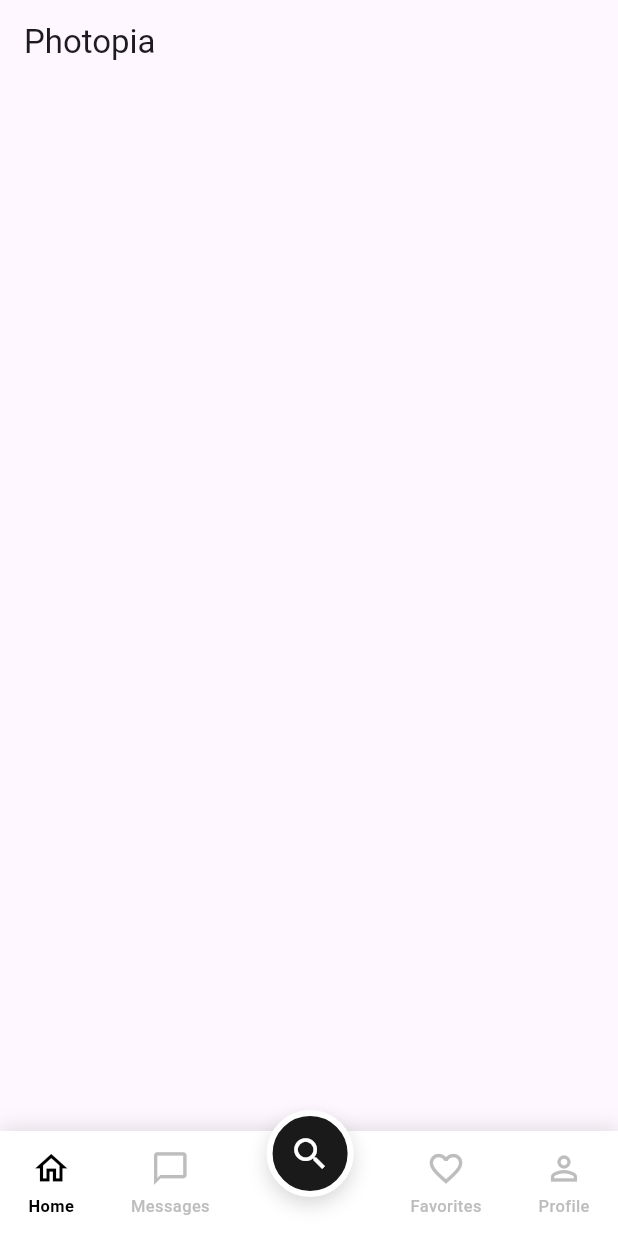
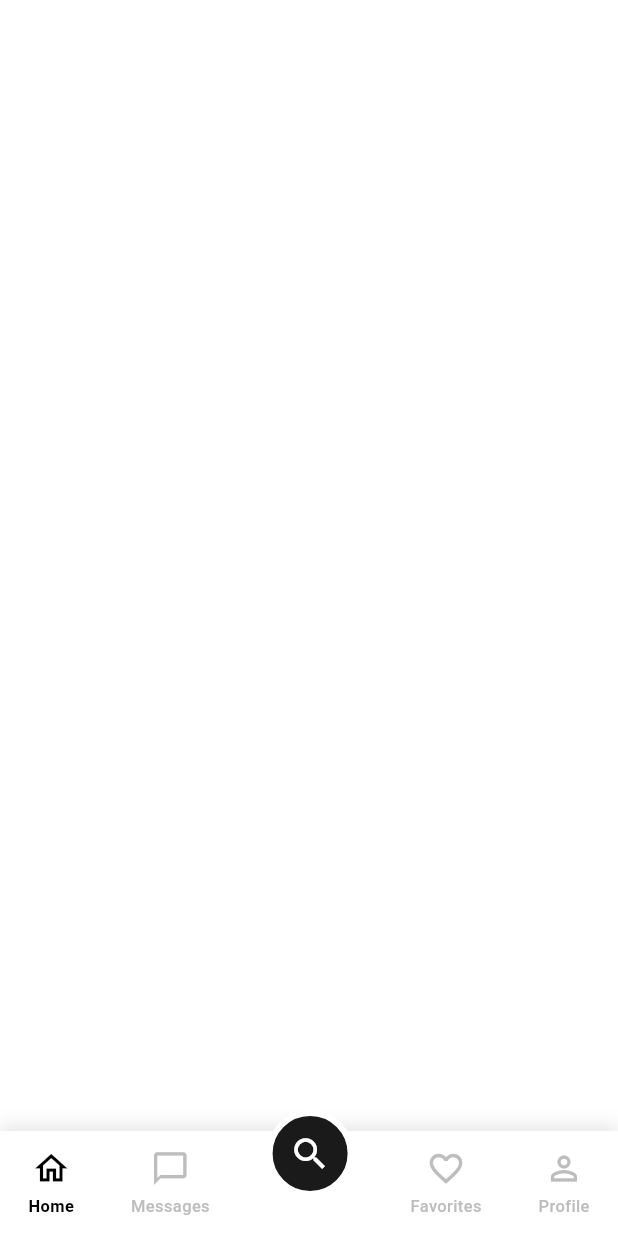
Before and after one commit to nazmul8451/Photopia-MomentMarketplace, a Flutter app: the screen it shows after launch, on a phone screen of 412 x 824 dp. Run offline on Flutter 3.47's test engine with Material 3 defaults, Android fonts, the phone set to English and light mode, and no system bars; our stand-ins replace device_preview, flutter_screenutil.

Commit message:
add bottomNavigation.dart and homepage updated

```diff
--- a/lib/app.dart
+++ b/lib/app.dart
@@ -15,6 +15,7 @@ class Photopia extends StatelessWidget {
       splitScreenMode: true,
       builder: (context, child) {
         return MaterialApp(
+          debugShowCheckedModeBanner: false,
           useInheritedMediaQuery: true,
           // locale: DevicePreview.locale(context),
           // builder: DevicePreview.appBuilder,
--- a/lib/features/client/BottomNavigation.dart
+++ b/lib/features/client/BottomNavigation.dart
@@ -71,13 +71,13 @@ class _BottomNavigationScreenState extends State<BottomNavigationScreen> {
             color: const Color(0xFF1A1A1A),
             shape: BoxShape.circle,
             border: Border.all(color: Colors.white, width: 4),
-            boxShadow: [
-              BoxShadow(
-                color: Colors.black.withOpacity(0.15),
-                blurRadius: 10,
-                offset: const Offset(0, 5),
-              ),
-            ],
+            // boxShadow: [
+            //   BoxShadow(
+            //     color: Colors.black.withOpacity(0.15),
+            //     blurRadius: 10,
+            //     offset: const Offset(0, 5),
+            //   ),
+            // ],
           ),
           child: const Icon(
             Icons.search,
--- a/lib/features/client/home_page.dart
+++ b/lib/features/client/home_page.dart
@@ -9,9 +9,10 @@ class MyHomePage extends StatelessWidget {
   @override
   Widget build(BuildContext context) {
     return Scaffold(
-      appBar: AppBar(
-        title: const Text('Photopia'),
-      ),
+      backgroundColor: Colors.white,
+      // appBar: AppBar(
+      //   title: const Text('Photopia'),
+      // ),
 
     );
   }
```
